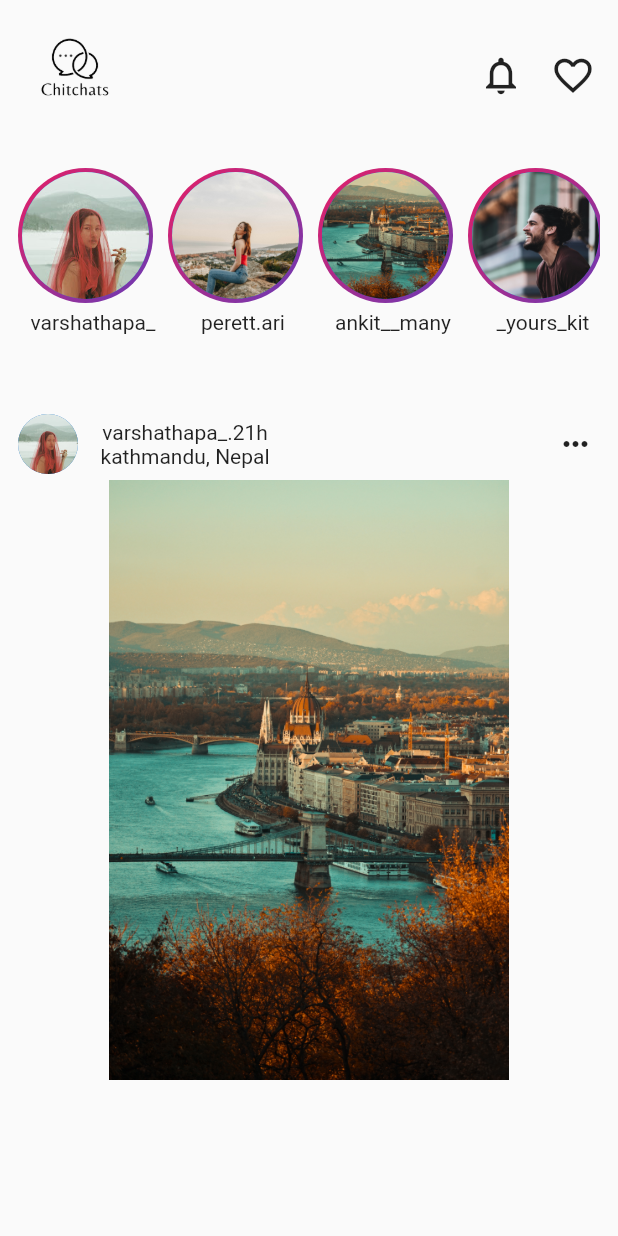
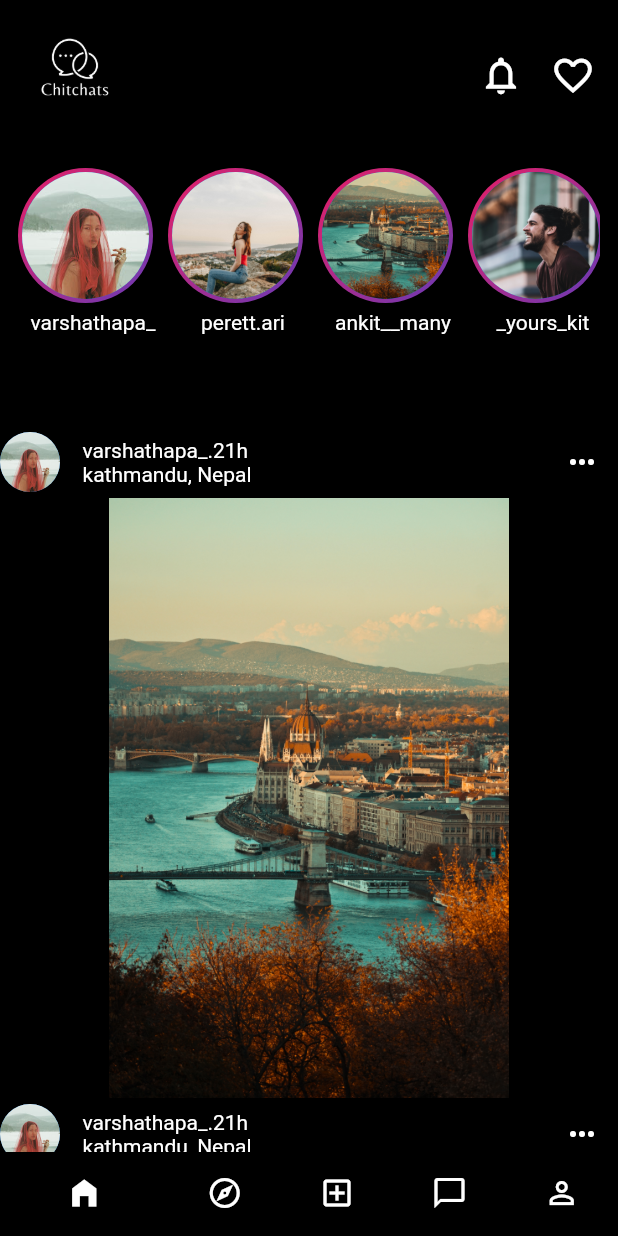
Before and after one commit to khadkabindu/chitchats, a Flutter app: the screen it shows after launch, after a tap on "Login", on a phone screen of 412 x 824 dp. Run offline on Flutter 3.47's test engine with Material 2 defaults, Android fonts, the phone set to English and light mode, and no system bars.

Commit message:
fixed render flex error

```diff
--- a/lib/screens/home_screen.dart
+++ b/lib/screens/home_screen.dart
@@ -2,7 +2,105 @@ import 'package:flutter/material.dart';
 
 import '../widgets/profile_gradient_avatar.dart';
 
-class HomeScreen extends StatelessWidget {
+class NavigationWidget extends StatefulWidget {
+  const NavigationWidget({Key? key}) : super(key: key);
+
+  @override
+  State<NavigationWidget> createState() => _NavigationWidgetState();
+}
+
+class _NavigationWidgetState extends State<NavigationWidget> {
+  int _selectedIndex = 0;
+
+  void _onItemTapped(int index) {
+    setState(() {
+      _selectedIndex = index;
+    });
+  }
+
+
+  static const List<IconData> _selectedIcons = [
+    Icons.home_filled,
+    Icons.explore,
+    Icons.add_box_sharp,
+    Icons.messenger_outlined,
+    Icons.person
+  ];
+
+  static const List<IconData> _unselectedIcons = [
+    Icons.home,
+    Icons.explore_outlined,
+    Icons.add_box_outlined,
+    Icons.messenger_outline_outlined,
+    Icons.person_outline
+  ];
+
+
+  List<Widget> _widgetOption = <Widget>[
+    HomeScreen(),
+    Center(
+      child: Text(
+        "Explore",
+        style: TextStyle(color: Colors.white),
+      ),
+    ),
+    Center(
+      child: Text(
+        "Add",
+        style: TextStyle(color: Colors.white),
+      ),
+    ),
+    Center(
+      child: Text(
+        "Messages",
+        style: TextStyle(color: Colors.white),
+      ),
+    ),
+    Center(
+      child: Text(
+        "Profile",
+        style: TextStyle(color: Colors.black),
+      ),
+    ),
+  ];
+
+  @override
+  Widget build(BuildContext context) {
+    return Scaffold(
+      backgroundColor: Colors.black,
+      body: _widgetOption.elementAt(_selectedIndex),
+      bottomNavigationBar: BottomNavigationBar(
+        elevation: 0,
+        backgroundColor: Colors.transparent,
+        selectedItemColor: Colors.white,
+        unselectedItemColor: Colors.white,
+        showSelectedLabels: false,
+        showUnselectedLabels: false,
+        items:  List.generate(
+          _selectedIcons.length,
+              (index) => BottomNavigationBarItem(
+                backgroundColor: Colors.transparent,
+            icon: Icon(
+              index == _selectedIndex ? _selectedIcons[index] : _unselectedIcons[index],
+            ),
+            label: "",
+          ),
+        ),
+        currentIndex: _selectedIndex,
+        onTap: _onItemTapped,
+      ),
+    );
+  }
+}
+
+class HomeScreen extends StatefulWidget {
+  const HomeScreen({Key? key}) : super(key: key);
+
+  @override
+  State<HomeScreen> createState() => _HomeScreenState();
+}
+
+class _HomeScreenState extends State<HomeScreen> {
   List<String> images = [
     "varsha.jpeg",
     "woman1.jpg",
@@ -10,6 +108,7 @@ class HomeScreen extends StatelessWidget {
     "logan.jpg",
     "man2.jpg"
   ];
+
   List<String> username = [
     "varshathapa_",
     "perett.ari",
@@ -20,56 +119,36 @@ class HomeScreen extends StatelessWidget {
 
   @override
   Widget build(BuildContext context) {
-    return Scaffold(
-      body: SafeArea(
-        child: Column(
+    return SafeArea(
+      child: ListView(
+        scrollDirection: Axis.vertical,
+        shrinkWrap: true,
         children: [
           Row(
             children: [
               Image.asset(
-                  "images/chitchatlogo.png",
+                "images/chitchatslogo_darktheme.png",
                 height: 100,
               ),
-                // Container(
-                //   width: 270,
-                //   height: 50,
-                //   child: TextFormField(
-                //     decoration: InputDecoration(
-                //       hintText: "Search",
-                //       prefixIcon: Icon(
-                //         Icons.search,
-                //         color: Colors.black,
-                //       ),
-                //       focusedBorder: OutlineInputBorder(
-                //           borderRadius: BorderRadius.circular(15),
-                //           borderSide: BorderSide(color: Colors.black)),
-                //       enabledBorder: OutlineInputBorder(
-                //           borderRadius: BorderRadius.circular(15),
-                //           borderSide: BorderSide(color: Colors.black)),
-                //     ),
-                //   ),
-                // ),
               SizedBox(
                 width: 210,
               ),
               IconButton(
                 onPressed: () {},
-                  icon: Icon(Icons.notifications_outlined),
+                icon: Icon(Icons.notifications_outlined,color: Colors.white,),
                 iconSize: 30,
               ),
 
               IconButton(
                 onPressed: () {},
-                  icon: Icon(Icons.favorite_outline),
+                icon: Icon(Icons.favorite_outline, color: Colors.white,),
                 iconSize: 30,
               ),
             ],
           ),
           Padding(
             padding: EdgeInsets.all(12),
-              child: Column(
-                children: [
-                  Container(
+            child: Container(
               width: MediaQuery.of(context).size.width,
               height: 150,
               child: ListView.builder(
@@ -97,33 +176,47 @@ class HomeScreen extends StatelessWidget {
                         SizedBox(
                           height: 5,
                         ),
-                              Text(username[index])
+                        Text(username[index], style: TextStyle(color: Colors.white),)
                       ],
                     );
                   }),
             ),
+          ),
           SizedBox(
             height: 10,
           ),
-                  Column(
+          Container(
+            height: 495,
+            child: ListView.builder(
+                itemCount: 5,
+                shrinkWrap: true,
+                scrollDirection: Axis.vertical,
+                itemBuilder: (BuildContext context, int index){
+                  return Column(
                     children: [
                       Row(
                         children: [
                           CircleAvatar(
                             backgroundImage: AssetImage("images/varsha.jpeg"),
                           ),
-                          SizedBox(width: 15,),
-                          Column(
+                          SizedBox(
+                            width: 15,
+                          ),
+                          Expanded(
+                            child: Column(
+                              crossAxisAlignment: CrossAxisAlignment.start,
                               children: [
-                              Text("${username[0]}.21h"),
-                              Text("kathmandu, Nepal")
+                                Text("${username[0]}.21h", style: TextStyle(color: Colors.white),),
+                                Text("kathmandu, Nepal", style: TextStyle(color: Colors.white),)
                               ],
                             ),
-                          SizedBox(width: 180,),
-
+                          ),
+                          SizedBox(
+                            width: 15,
+                          ),
                           IconButton(
                             onPressed: () {},
-                            icon: Icon(Icons.more_horiz),
+                            icon: Icon(Icons.more_horiz, color: Colors.white,),
                           )
                         ],
                       ),
@@ -135,12 +228,13 @@ class HomeScreen extends StatelessWidget {
                         ),
                       ),
                     ],
-                  )
+                  );
+
+                }),
+          ),
+
+
         ],
-              ),
-            )
-          ],
-        ),
       ),
     );
   }
--- a/lib/screens/login_screen.dart
+++ b/lib/screens/login_screen.dart
@@ -131,7 +131,7 @@ class _LoginScreenState extends State<LoginScreen> {
                         onTap: (){
                           Navigator.push(
                             context,
-                            MaterialPageRoute(builder: (context) =>  HomeScreen()),
+                            MaterialPageRoute(builder: (context) =>  NavigationWidget()),
                           );
                         },
                         child: Container(
--- a/lib/screens/signup_screen.dart
+++ b/lib/screens/signup_screen.dart
@@ -155,7 +155,7 @@ class _SignUpScreenState extends State<SignUpScreen> {
                         onTap: (){
                           Navigator.push(
                             context,
-                            MaterialPageRoute(builder: (context) =>  HomeScreen()),
+                            MaterialPageRoute(builder: (context) =>  NavigationWidget()),
                           );
                         },
                         child: Container(
```
Also changed, not shown: images/chitchatslogo_darktheme.png (added). Lines whose indentation alone changed are shown as unchanged.
